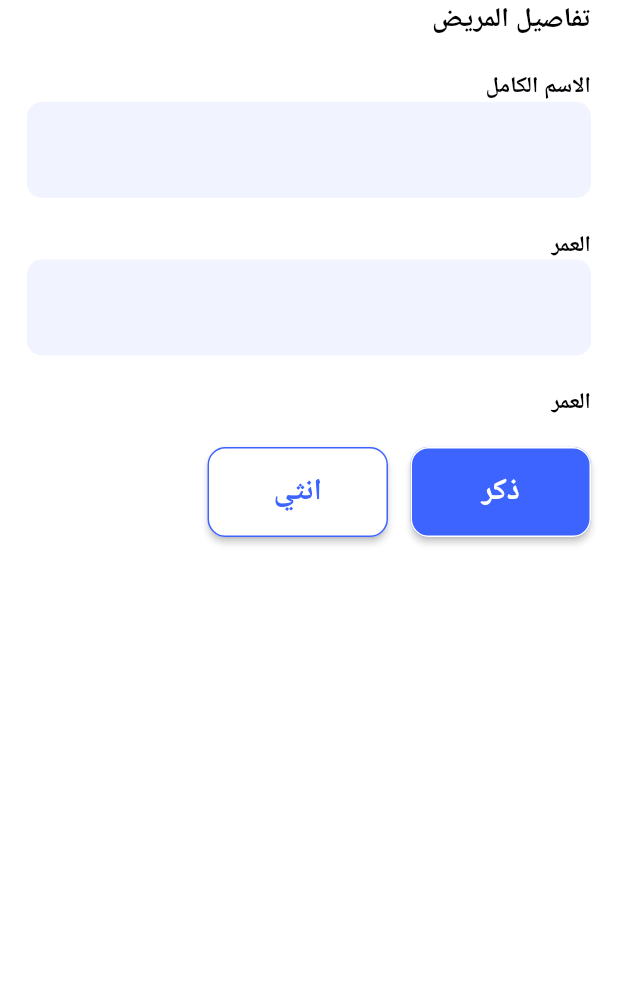
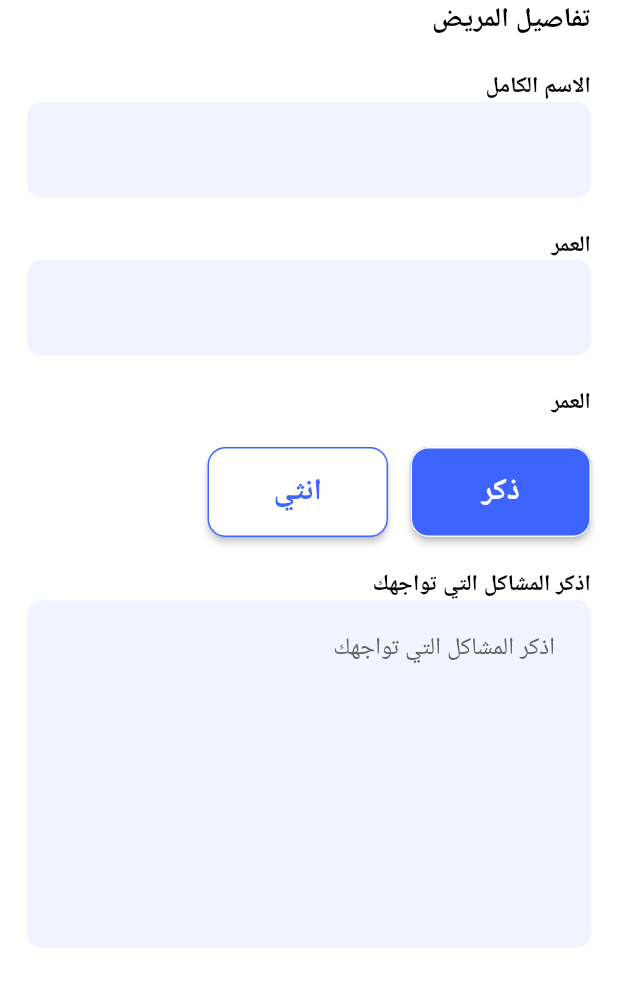
Before and after one commit to Open-Sourcers/DocLink_Flutter, a Flutter app: the PatientDetailsSection widget shown alone on an empty page, opened directly, on a phone screen of 412 x 824 dp. Shown: the top 987 px of the screen. Run offline on Flutter 3.47's test engine with Material 3 defaults, Android fonts, the phone set to English and light mode, and no system bars; our stand-ins replace awesome_dialog, dartz, dio, dropdown_button2, flutter_bloc, flutter_screenutil and 8 more.

Commit message:
Write Your Problem Section

```diff
--- a/lib/features/user_views/new_appointment/presentation/views/widgets/new_appointment_view_body.dart
+++ b/lib/features/user_views/new_appointment/presentation/views/widgets/new_appointment_view_body.dart
@@ -7,12 +7,14 @@ class NewAppointmentViewBody extends StatelessWidget {
 
   @override
   Widget build(BuildContext context) {
-    return const Column(
-      children: [
-        NewAppointmentTime(),
-        SizedBox(height: 20),
-        PatientDetailsSection(),
-      ],
+    return const SingleChildScrollView(
+      child: Column(
+        children: [
+          NewAppointmentTime(),
+          SizedBox(height: 20),
+          PatientDetailsSection(),
+        ],
+      ),
     );
   }
 }
--- a/lib/features/user_views/new_appointment/presentation/views/widgets/patient_details_section.dart
+++ b/lib/features/user_views/new_appointment/presentation/views/widgets/patient_details_section.dart
@@ -2,6 +2,7 @@ import 'package:doc_link_project/core/common/widgets/custom_text_form_field.dart
 import 'package:doc_link_project/core/utils/app_colors.dart';
 import 'package:doc_link_project/core/utils/styless.dart';
 import 'package:doc_link_project/features/user_views/new_appointment/presentation/views/widgets/patient_gender.dart';
+import 'package:doc_link_project/features/user_views/new_appointment/presentation/views/widgets/write_your_problem_section.dart';
 import 'package:doc_link_project/generated/l10n.dart';
 import 'package:flutter/material.dart';
 
@@ -46,6 +47,9 @@ class PatientDetailsSection extends StatelessWidget {
           ),
           const SizedBox(height: 20),
           const PatientGender(),
+          const SizedBox(height: 20),
+          const WriteYourProblemSection(),
+          const SizedBox(height: 20),
         ],
       ),
     );
--- /dev/null
+++ b/lib/features/user_views/new_appointment/presentation/views/widgets/write_your_problem_section.dart
@@ -0,0 +1,28 @@
+import 'package:doc_link_project/core/common/widgets/custom_text_form_field.dart';
+import 'package:doc_link_project/core/utils/app_colors.dart';
+import 'package:doc_link_project/core/utils/styless.dart';
+import 'package:doc_link_project/generated/l10n.dart';
+import 'package:flutter/material.dart';
+
+class WriteYourProblemSection extends StatelessWidget {
+  const WriteYourProblemSection({super.key});
+
+  @override
+  Widget build(BuildContext context) {
+    return Column(
+      children: [
+        SizedBox(
+          width: double.infinity,
+          child: Text(
+            S.of(context).writeYourProblems,
+            style: Styless.textSemiBold15.copyWith(color: AppColors.black),
+          ),
+        ),
+        CustomTextFormField(
+          hintTxt: S.of(context).writeYourProblems,
+          maxLines: 8,
+        ),
+      ],
+    );
+  }
+}
--- a/lib/l10n/intl_ar.arb
+++ b/lib/l10n/intl_ar.arb
@@ -62,5 +62,6 @@
   "patientDetails": "تفاصيل المريض",
   "gender": "الجنس / النوع",
   "male": "ذكر",
-  "female": "انثي"
+  "female": "انثي",
+  "writeYourProblems": "اذكر المشاكل التي تواجهك"
 }
--- a/lib/l10n/intl_en.arb
+++ b/lib/l10n/intl_en.arb
@@ -62,5 +62,6 @@
   "patientDetails": "Patient Details",
   "gender": "Gender",
   "male": "Male",
-  "female": "Female"
+  "female": "Female",
+  "writeYourProblems": "Write Your Problems"
 }
```
Also changed, not shown: lib/generated/intl/messages_ar.dart, lib/generated/intl/messages_en.dart, lib/generated/l10n.dart.
